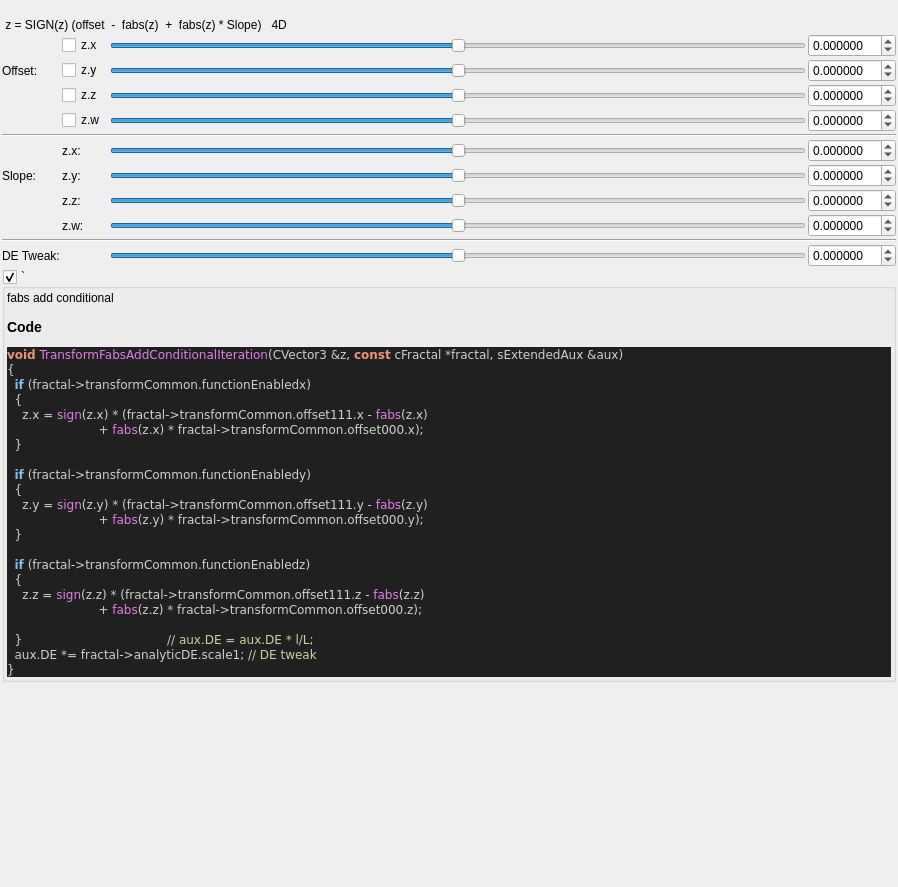
First picture: the form in mandelbulber2/qt_data/fractal_transf_fabs_add_conditional4D.ui, repository buddhi1980/mandelbulber2, before the edit.
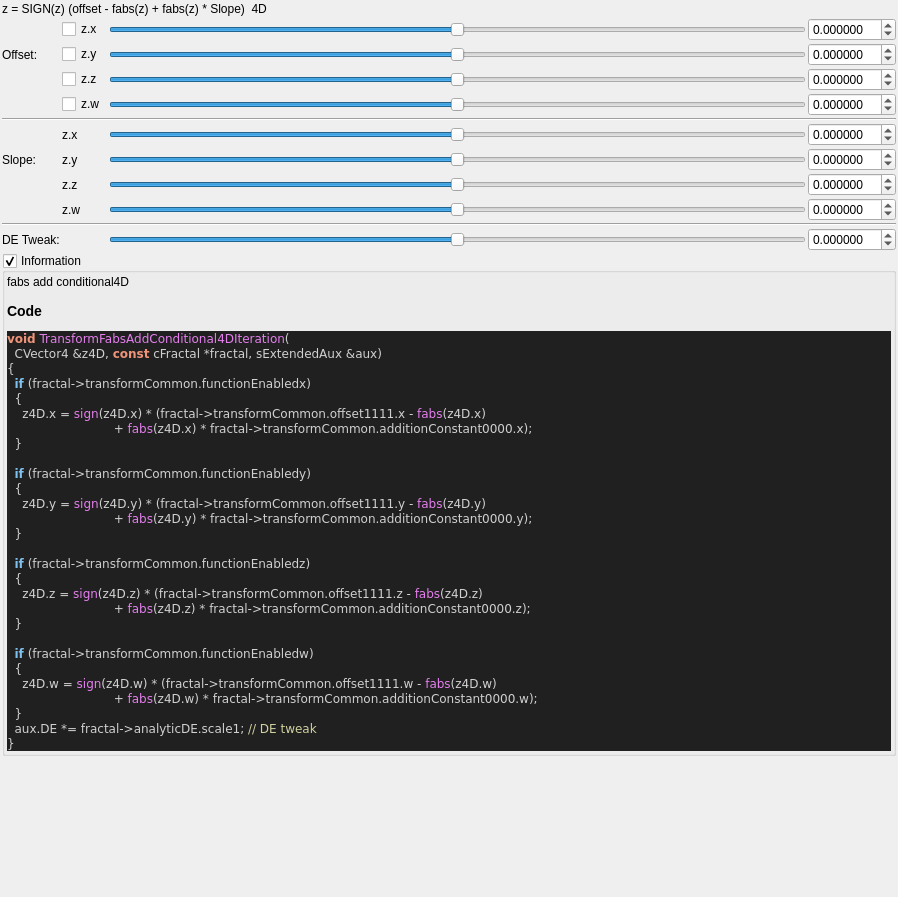
Second picture: the form after the edit. Custom widgets are drawn as their Qt base class.

Commit message:
added unreferenced formula transfFabsAddConditional4D
- added in fractal_list.cpp
- added icon image
- added translateion and refactored ui

now all formulas are present in fractal_list.cpp and all german
translations are present in qt_data_de.ts, qt_data_*.ts are now in a
state, which should be ready for translation in other languages

The edit to the form file:
```diff
--- a/mandelbulber2/qt_data/fractal_transf_fabs_add_conditional4D.ui
+++ b/mandelbulber2/qt_data/fractal_transf_fabs_add_conditional4D.ui
@@ -7,7 +7,7 @@
     <x>0</x>
     <y>0</y>
     <width>898</width>
-    <height>887</height>
+    <height>897</height>
    </rect>
   </property>
   <property name="windowTitle">
@@ -29,20 +29,10 @@
    <property name="bottomMargin">
     <number>2</number>
    </property>
-   <item>
-    <widget class="QLabel" name="label">
-     <property name="toolTip">
-      <string>&lt;html&gt;&lt;head/&gt;&lt;body&gt;&lt;p&gt;&lt;br/&gt;&lt;/p&gt;&lt;/body&gt;&lt;/html&gt;</string>
-     </property>
-     <property name="text">
-      <string/>
-     </property>
-    </widget>
-   </item>
    <item>
     <widget class="QLabel" name="label_133">
      <property name="text">
-      <string> z = SIGN(z) (offset  -  fabs(z)  +  fabs(z) * Slope)   4D</string>
+      <string>z = SIGN(z) (offset - fabs(z) + fabs(z) * Slope)  4D</string>
      </property>
     </widget>
    </item>
@@ -192,14 +182,14 @@
      <item row="4" column="1">
       <widget class="MyCheckBox" name="checkBox_transf_function_enabledy">
        <property name="text">
-        <string>z.y </string>
+        <string notr="true">z.y</string>
        </property>
       </widget>
      </item>
      <item row="10" column="1">
       <widget class="QLabel" name="label_116">
        <property name="text">
-        <string>z.x:</string>
+        <string notr="true">z.x</string>
        </property>
       </widget>
      </item>
@@ -213,7 +203,7 @@
      <item row="12" column="1">
       <widget class="QLabel" name="label_118">
        <property name="text">
-        <string>z.z:</string>
+        <string notr="true">z.z</string>
        </property>
       </widget>
      </item>
@@ -467,7 +457,7 @@
      <item row="13" column="1">
       <widget class="QLabel" name="label_120">
        <property name="text">
-        <string>z.w:</string>
+        <string notr="true">z.w</string>
        </property>
       </widget>
      </item>
@@ -502,7 +492,7 @@
      <item row="11" column="1">
       <widget class="QLabel" name="label_117">
        <property name="text">
-        <string>z.y:</string>
+        <string notr="true">z.y</string>
        </property>
       </widget>
      </item>
@@ -624,7 +614,7 @@
    <item>
     <widget class="MyGroupBox" name="groupCheck_info">
      <property name="title">
-      <string>`</string>
+      <string>Information</string>
      </property>
      <property name="flat">
       <bool>false</bool>
@@ -651,30 +641,36 @@
       <item>
        <widget class="QLabel" name="label_code_content">
         <property name="text">
-         <string>&lt;p&gt;fabs add conditional&lt;/p&gt;&lt;table&gt;
+         <string notr="true">&lt;p&gt;fabs add conditional4D&lt;/p&gt;&lt;table&gt;
 &lt;/table&gt;
 &lt;h3&gt;Code&lt;/h3&gt;
 &lt;body style=&quot;background-color:#202020&quot;&gt;
-&lt;pre style=&quot;color:#d0d0d0; background-color:#202020;  font-family:'Courier New',monospace;&quot;&gt;&lt;span style=&quot;color:#f09479; font-weight:bold&quot;&gt;void&lt;/span&gt; &lt;span style=&quot;color:#e47eed&quot;&gt;TransformFabsAddConditionalIteration&lt;/span&gt;&lt;span style=&quot;color:#d0d0d0&quot;&gt;(&lt;/span&gt;CVector3 &lt;span style=&quot;color:#d0d0d0&quot;&gt;&amp;amp;&lt;/span&gt;z&lt;span style=&quot;color:#d0d0d0&quot;&gt;,&lt;/span&gt; &lt;span style=&quot;color:#f09479; font-weight:bold&quot;&gt;const&lt;/span&gt; cFractal &lt;span style=&quot;color:#d0d0d0&quot;&gt;*&lt;/span&gt;fractal&lt;span style=&quot;color:#d0d0d0&quot;&gt;,&lt;/span&gt; sExtendedAux &lt;span style=&quot;color:#d0d0d0&quot;&gt;&amp;amp;&lt;/span&gt;aux&lt;span style=&quot;color:#d0d0d0&quot;&gt;)&lt;/span&gt;
+&lt;pre style=&quot;color:#d0d0d0; background-color:#202020;  font-family:'Courier New',monospace;&quot;&gt;&lt;span style=&quot;color:#f09479; font-weight:bold&quot;&gt;void&lt;/span&gt; &lt;span style=&quot;color:#e47eed&quot;&gt;TransformFabsAddConditional4DIteration&lt;/span&gt;&lt;span style=&quot;color:#d0d0d0&quot;&gt;(&lt;/span&gt;
+  CVector4 &lt;span style=&quot;color:#d0d0d0&quot;&gt;&amp;amp;&lt;/span&gt;z4D&lt;span style=&quot;color:#d0d0d0&quot;&gt;,&lt;/span&gt; &lt;span style=&quot;color:#f09479; font-weight:bold&quot;&gt;const&lt;/span&gt; cFractal &lt;span style=&quot;color:#d0d0d0&quot;&gt;*&lt;/span&gt;fractal&lt;span style=&quot;color:#d0d0d0&quot;&gt;,&lt;/span&gt; sExtendedAux &lt;span style=&quot;color:#d0d0d0&quot;&gt;&amp;amp;&lt;/span&gt;aux&lt;span style=&quot;color:#d0d0d0&quot;&gt;)&lt;/span&gt;
 &lt;span style=&quot;color:#d0d0d0&quot;&gt;{&lt;/span&gt;
   &lt;span style=&quot;color:#7ec0ee; font-weight:bold&quot;&gt;if&lt;/span&gt; &lt;span style=&quot;color:#d0d0d0&quot;&gt;(&lt;/span&gt;fractal&lt;span style=&quot;color:#d0d0d0&quot;&gt;-&amp;gt;&lt;/span&gt;transformCommon&lt;span style=&quot;color:#d0d0d0&quot;&gt;.&lt;/span&gt;functionEnabledx&lt;span style=&quot;color:#d0d0d0&quot;&gt;)&lt;/span&gt;
   &lt;span style=&quot;color:#d0d0d0&quot;&gt;{&lt;/span&gt;
-    z&lt;span style=&quot;color:#d0d0d0&quot;&gt;.&lt;/span&gt;x &lt;span style=&quot;color:#d0d0d0&quot;&gt;=&lt;/span&gt; &lt;span style=&quot;color:#e47eed&quot;&gt;sign&lt;/span&gt;&lt;span style=&quot;color:#d0d0d0&quot;&gt;(&lt;/span&gt;z&lt;span style=&quot;color:#d0d0d0&quot;&gt;.&lt;/span&gt;x&lt;span style=&quot;color:#d0d0d0&quot;&gt;) * (&lt;/span&gt;fractal&lt;span style=&quot;color:#d0d0d0&quot;&gt;-&amp;gt;&lt;/span&gt;transformCommon&lt;span style=&quot;color:#d0d0d0&quot;&gt;.&lt;/span&gt;offset111&lt;span style=&quot;color:#d0d0d0&quot;&gt;.&lt;/span&gt;x &lt;span style=&quot;color:#d0d0d0&quot;&gt;-&lt;/span&gt; &lt;span style=&quot;color:#e47eed&quot;&gt;fabs&lt;/span&gt;&lt;span style=&quot;color:#d0d0d0&quot;&gt;(&lt;/span&gt;z&lt;span style=&quot;color:#d0d0d0&quot;&gt;.&lt;/span&gt;x&lt;span style=&quot;color:#d0d0d0&quot;&gt;)&lt;/span&gt;
-                        &lt;span style=&quot;color:#d0d0d0&quot;&gt;+&lt;/span&gt; &lt;span style=&quot;color:#e47eed&quot;&gt;fabs&lt;/span&gt;&lt;span style=&quot;color:#d0d0d0&quot;&gt;(&lt;/span&gt;z&lt;span style=&quot;color:#d0d0d0&quot;&gt;.&lt;/span&gt;x&lt;span style=&quot;color:#d0d0d0&quot;&gt;) *&lt;/span&gt; fractal&lt;span style=&quot;color:#d0d0d0&quot;&gt;-&amp;gt;&lt;/span&gt;transformCommon&lt;span style=&quot;color:#d0d0d0&quot;&gt;.&lt;/span&gt;offset000&lt;span style=&quot;color:#d0d0d0&quot;&gt;.&lt;/span&gt;x&lt;span style=&quot;color:#d0d0d0&quot;&gt;);&lt;/span&gt;
+    z4D&lt;span style=&quot;color:#d0d0d0&quot;&gt;.&lt;/span&gt;x &lt;span style=&quot;color:#d0d0d0&quot;&gt;=&lt;/span&gt; &lt;span style=&quot;color:#e47eed&quot;&gt;sign&lt;/span&gt;&lt;span style=&quot;color:#d0d0d0&quot;&gt;(&lt;/span&gt;z4D&lt;span style=&quot;color:#d0d0d0&quot;&gt;.&lt;/span&gt;x&lt;span style=&quot;color:#d0d0d0&quot;&gt;) * (&lt;/span&gt;fractal&lt;span style=&quot;color:#d0d0d0&quot;&gt;-&amp;gt;&lt;/span&gt;transformCommon&lt;span style=&quot;color:#d0d0d0&quot;&gt;.&lt;/span&gt;offset1111&lt;span style=&quot;color:#d0d0d0&quot;&gt;.&lt;/span&gt;x &lt;span style=&quot;color:#d0d0d0&quot;&gt;-&lt;/span&gt; &lt;span style=&quot;color:#e47eed&quot;&gt;fabs&lt;/span&gt;&lt;span style=&quot;color:#d0d0d0&quot;&gt;(&lt;/span&gt;z4D&lt;span style=&quot;color:#d0d0d0&quot;&gt;.&lt;/span&gt;x&lt;span style=&quot;color:#d0d0d0&quot;&gt;)&lt;/span&gt;
+                            &lt;span style=&quot;color:#d0d0d0&quot;&gt;+&lt;/span&gt; &lt;span style=&quot;color:#e47eed&quot;&gt;fabs&lt;/span&gt;&lt;span style=&quot;color:#d0d0d0&quot;&gt;(&lt;/span&gt;z4D&lt;span style=&quot;color:#d0d0d0&quot;&gt;.&lt;/span&gt;x&lt;span style=&quot;color:#d0d0d0&quot;&gt;) *&lt;/span&gt; fractal&lt;span style=&quot;color:#d0d0d0&quot;&gt;-&amp;gt;&lt;/span&gt;transformCommon&lt;span style=&quot;color:#d0d0d0&quot;&gt;.&lt;/span&gt;additionConstant0000&lt;span style=&quot;color:#d0d0d0&quot;&gt;.&lt;/span&gt;x&lt;span style=&quot;color:#d0d0d0&quot;&gt;);&lt;/span&gt;
   &lt;span style=&quot;color:#d0d0d0&quot;&gt;}&lt;/span&gt;
 
   &lt;span style=&quot;color:#7ec0ee; font-weight:bold&quot;&gt;if&lt;/span&gt; &lt;span style=&quot;color:#d0d0d0&quot;&gt;(&lt;/span&gt;fractal&lt;span style=&quot;color:#d0d0d0&quot;&gt;-&amp;gt;&lt;/span&gt;transformCommon&lt;span style=&quot;color:#d0d0d0&quot;&gt;.&lt;/span&gt;functionEnabledy&lt;span style=&quot;color:#d0d0d0&quot;&gt;)&lt;/span&gt;
   &lt;span style=&quot;color:#d0d0d0&quot;&gt;{&lt;/span&gt;
-    z&lt;span style=&quot;color:#d0d0d0&quot;&gt;.&lt;/span&gt;y &lt;span style=&quot;color:#d0d0d0&quot;&gt;=&lt;/span&gt; &lt;span style=&quot;color:#e47eed&quot;&gt;sign&lt;/span&gt;&lt;span style=&quot;color:#d0d0d0&quot;&gt;(&lt;/span&gt;z&lt;span style=&quot;color:#d0d0d0&quot;&gt;.&lt;/span&gt;y&lt;span style=&quot;color:#d0d0d0&quot;&gt;) * (&lt;/span&gt;fractal&lt;span style=&quot;color:#d0d0d0&quot;&gt;-&amp;gt;&lt;/span&gt;transformCommon&lt;span style=&quot;color:#d0d0d0&quot;&gt;.&lt;/span&gt;offset111&lt;span style=&quot;color:#d0d0d0&quot;&gt;.&lt;/span&gt;y &lt;span style=&quot;color:#d0d0d0&quot;&gt;-&lt;/span&gt; &lt;span style=&quot;color:#e47eed&quot;&gt;fabs&lt;/span&gt;&lt;span style=&quot;color:#d0d0d0&quot;&gt;(&lt;/span&gt;z&lt;span style=&quot;color:#d0d0d0&quot;&gt;.&lt;/span&gt;y&lt;span style=&quot;color:#d0d0d0&quot;&gt;)&lt;/span&gt;
-                        &lt;span style=&quot;color:#d0d0d0&quot;&gt;+&lt;/span&gt; &lt;span style=&quot;color:#e47eed&quot;&gt;fabs&lt;/span&gt;&lt;span style=&quot;color:#d0d0d0&quot;&gt;(&lt;/span&gt;z&lt;span style=&quot;color:#d0d0d0&quot;&gt;.&lt;/span&gt;y&lt;span style=&quot;color:#d0d0d0&quot;&gt;) *&lt;/span&gt; fractal&lt;span style=&quot;color:#d0d0d0&quot;&gt;-&amp;gt;&lt;/span&gt;transformCommon&lt;span style=&quot;color:#d0d0d0&quot;&gt;.&lt;/span&gt;offset000&lt;span style=&quot;color:#d0d0d0&quot;&gt;.&lt;/span&gt;y&lt;span style=&quot;color:#d0d0d0&quot;&gt;);&lt;/span&gt;
+    z4D&lt;span style=&quot;color:#d0d0d0&quot;&gt;.&lt;/span&gt;y &lt;span style=&quot;color:#d0d0d0&quot;&gt;=&lt;/span&gt; &lt;span style=&quot;color:#e47eed&quot;&gt;sign&lt;/span&gt;&lt;span style=&quot;color:#d0d0d0&quot;&gt;(&lt;/span&gt;z4D&lt;span style=&quot;color:#d0d0d0&quot;&gt;.&lt;/span&gt;y&lt;span style=&quot;color:#d0d0d0&quot;&gt;) * (&lt;/span&gt;fractal&lt;span style=&quot;color:#d0d0d0&quot;&gt;-&amp;gt;&lt;/span&gt;transformCommon&lt;span style=&quot;color:#d0d0d0&quot;&gt;.&lt;/span&gt;offset1111&lt;span style=&quot;color:#d0d0d0&quot;&gt;.&lt;/span&gt;y &lt;span style=&quot;color:#d0d0d0&quot;&gt;-&lt;/span&gt; &lt;span style=&quot;color:#e47eed&quot;&gt;fabs&lt;/span&gt;&lt;span style=&quot;color:#d0d0d0&quot;&gt;(&lt;/span&gt;z4D&lt;span style=&quot;color:#d0d0d0&quot;&gt;.&lt;/span&gt;y&lt;span style=&quot;color:#d0d0d0&quot;&gt;)&lt;/span&gt;
+                            &lt;span style=&quot;color:#d0d0d0&quot;&gt;+&lt;/span&gt; &lt;span style=&quot;color:#e47eed&quot;&gt;fabs&lt;/span&gt;&lt;span style=&quot;color:#d0d0d0&quot;&gt;(&lt;/span&gt;z4D&lt;span style=&quot;color:#d0d0d0&quot;&gt;.&lt;/span&gt;y&lt;span style=&quot;color:#d0d0d0&quot;&gt;) *&lt;/span&gt; fractal&lt;span style=&quot;color:#d0d0d0&quot;&gt;-&amp;gt;&lt;/span&gt;transformCommon&lt;span style=&quot;color:#d0d0d0&quot;&gt;.&lt;/span&gt;additionConstant0000&lt;span style=&quot;color:#d0d0d0&quot;&gt;.&lt;/span&gt;y&lt;span style=&quot;color:#d0d0d0&quot;&gt;);&lt;/span&gt;
   &lt;span style=&quot;color:#d0d0d0&quot;&gt;}&lt;/span&gt;
 
   &lt;span style=&quot;color:#7ec0ee; font-weight:bold&quot;&gt;if&lt;/span&gt; &lt;span style=&quot;color:#d0d0d0&quot;&gt;(&lt;/span&gt;fractal&lt;span style=&quot;color:#d0d0d0&quot;&gt;-&amp;gt;&lt;/span&gt;transformCommon&lt;span style=&quot;color:#d0d0d0&quot;&gt;.&lt;/span&gt;functionEnabledz&lt;span style=&quot;color:#d0d0d0&quot;&gt;)&lt;/span&gt;
   &lt;span style=&quot;color:#d0d0d0&quot;&gt;{&lt;/span&gt;
-    z&lt;span style=&quot;color:#d0d0d0&quot;&gt;.&lt;/span&gt;z &lt;span style=&quot;color:#d0d0d0&quot;&gt;=&lt;/span&gt; &lt;span style=&quot;color:#e47eed&quot;&gt;sign&lt;/span&gt;&lt;span style=&quot;color:#d0d0d0&quot;&gt;(&lt;/span&gt;z&lt;span style=&quot;color:#d0d0d0&quot;&gt;.&lt;/span&gt;z&lt;span style=&quot;color:#d0d0d0&quot;&gt;) * (&lt;/span&gt;fractal&lt;span style=&quot;color:#d0d0d0&quot;&gt;-&amp;gt;&lt;/span&gt;transformCommon&lt;span style=&quot;color:#d0d0d0&quot;&gt;.&lt;/span&gt;offset111&lt;span style=&quot;color:#d0d0d0&quot;&gt;.&lt;/span&gt;z &lt;span style=&quot;color:#d0d0d0&quot;&gt;-&lt;/span&gt; &lt;span style=&quot;color:#e47eed&quot;&gt;fabs&lt;/span&gt;&lt;span style=&quot;color:#d0d0d0&quot;&gt;(&lt;/span&gt;z&lt;span style=&quot;color:#d0d0d0&quot;&gt;.&lt;/span&gt;z&lt;span style=&quot;color:#d0d0d0&quot;&gt;)&lt;/span&gt;
-                        &lt;span style=&quot;color:#d0d0d0&quot;&gt;+&lt;/span&gt; &lt;span style=&quot;color:#e47eed&quot;&gt;fabs&lt;/span&gt;&lt;span style=&quot;color:#d0d0d0&quot;&gt;(&lt;/span&gt;z&lt;span style=&quot;color:#d0d0d0&quot;&gt;.&lt;/span&gt;z&lt;span style=&quot;color:#d0d0d0&quot;&gt;) *&lt;/span&gt; fractal&lt;span style=&quot;color:#d0d0d0&quot;&gt;-&amp;gt;&lt;/span&gt;transformCommon&lt;span style=&quot;color:#d0d0d0&quot;&gt;.&lt;/span&gt;offset000&lt;span style=&quot;color:#d0d0d0&quot;&gt;.&lt;/span&gt;z&lt;span style=&quot;color:#d0d0d0&quot;&gt;);&lt;/span&gt;
+    z4D&lt;span style=&quot;color:#d0d0d0&quot;&gt;.&lt;/span&gt;z &lt;span style=&quot;color:#d0d0d0&quot;&gt;=&lt;/span&gt; &lt;span style=&quot;color:#e47eed&quot;&gt;sign&lt;/span&gt;&lt;span style=&quot;color:#d0d0d0&quot;&gt;(&lt;/span&gt;z4D&lt;span style=&quot;color:#d0d0d0&quot;&gt;.&lt;/span&gt;z&lt;span style=&quot;color:#d0d0d0&quot;&gt;) * (&lt;/span&gt;fractal&lt;span style=&quot;color:#d0d0d0&quot;&gt;-&amp;gt;&lt;/span&gt;transformCommon&lt;span style=&quot;color:#d0d0d0&quot;&gt;.&lt;/span&gt;offset1111&lt;span style=&quot;color:#d0d0d0&quot;&gt;.&lt;/span&gt;z &lt;span style=&quot;color:#d0d0d0&quot;&gt;-&lt;/span&gt; &lt;span style=&quot;color:#e47eed&quot;&gt;fabs&lt;/span&gt;&lt;span style=&quot;color:#d0d0d0&quot;&gt;(&lt;/span&gt;z4D&lt;span style=&quot;color:#d0d0d0&quot;&gt;.&lt;/span&gt;z&lt;span style=&quot;color:#d0d0d0&quot;&gt;)&lt;/span&gt;
+                            &lt;span style=&quot;color:#d0d0d0&quot;&gt;+&lt;/span&gt; &lt;span style=&quot;color:#e47eed&quot;&gt;fabs&lt;/span&gt;&lt;span style=&quot;color:#d0d0d0&quot;&gt;(&lt;/span&gt;z4D&lt;span style=&quot;color:#d0d0d0&quot;&gt;.&lt;/span&gt;z&lt;span style=&quot;color:#d0d0d0&quot;&gt;) *&lt;/span&gt; fractal&lt;span style=&quot;color:#d0d0d0&quot;&gt;-&amp;gt;&lt;/span&gt;transformCommon&lt;span style=&quot;color:#d0d0d0&quot;&gt;.&lt;/span&gt;additionConstant0000&lt;span style=&quot;color:#d0d0d0&quot;&gt;.&lt;/span&gt;z&lt;span style=&quot;color:#d0d0d0&quot;&gt;);&lt;/span&gt;
+  &lt;span style=&quot;color:#d0d0d0&quot;&gt;}&lt;/span&gt;
 
-  &lt;span style=&quot;color:#d0d0d0&quot;&gt;}&lt;/span&gt;                                      &lt;span style=&quot;color:#d0d0a0&quot;&gt;// aux.DE = aux.DE * l/L;&lt;/span&gt;
+  &lt;span style=&quot;color:#7ec0ee; font-weight:bold&quot;&gt;if&lt;/span&gt; &lt;span style=&quot;color:#d0d0d0&quot;&gt;(&lt;/span&gt;fractal&lt;span style=&quot;color:#d0d0d0&quot;&gt;-&amp;gt;&lt;/span&gt;transformCommon&lt;span style=&quot;color:#d0d0d0&quot;&gt;.&lt;/span&gt;functionEnabledw&lt;span style=&quot;color:#d0d0d0&quot;&gt;)&lt;/span&gt;
+  &lt;span style=&quot;color:#d0d0d0&quot;&gt;{&lt;/span&gt;
+    z4D&lt;span style=&quot;color:#d0d0d0&quot;&gt;.&lt;/span&gt;w &lt;span style=&quot;color:#d0d0d0&quot;&gt;=&lt;/span&gt; &lt;span style=&quot;color:#e47eed&quot;&gt;sign&lt;/span&gt;&lt;span style=&quot;color:#d0d0d0&quot;&gt;(&lt;/span&gt;z4D&lt;span style=&quot;color:#d0d0d0&quot;&gt;.&lt;/span&gt;w&lt;span style=&quot;color:#d0d0d0&quot;&gt;) * (&lt;/span&gt;fractal&lt;span style=&quot;color:#d0d0d0&quot;&gt;-&amp;gt;&lt;/span&gt;transformCommon&lt;span style=&quot;color:#d0d0d0&quot;&gt;.&lt;/span&gt;offset1111&lt;span style=&quot;color:#d0d0d0&quot;&gt;.&lt;/span&gt;w &lt;span style=&quot;color:#d0d0d0&quot;&gt;-&lt;/span&gt; &lt;span style=&quot;color:#e47eed&quot;&gt;fabs&lt;/span&gt;&lt;span style=&quot;color:#d0d0d0&quot;&gt;(&lt;/span&gt;z4D&lt;span style=&quot;color:#d0d0d0&quot;&gt;.&lt;/span&gt;w&lt;span style=&quot;color:#d0d0d0&quot;&gt;)&lt;/span&gt;
+                            &lt;span style=&quot;color:#d0d0d0&quot;&gt;+&lt;/span&gt; &lt;span style=&quot;color:#e47eed&quot;&gt;fabs&lt;/span&gt;&lt;span style=&quot;color:#d0d0d0&quot;&gt;(&lt;/span&gt;z4D&lt;span style=&quot;color:#d0d0d0&quot;&gt;.&lt;/span&gt;w&lt;span style=&quot;color:#d0d0d0&quot;&gt;) *&lt;/span&gt; fractal&lt;span style=&quot;color:#d0d0d0&quot;&gt;-&amp;gt;&lt;/span&gt;transformCommon&lt;span style=&quot;color:#d0d0d0&quot;&gt;.&lt;/span&gt;additionConstant0000&lt;span style=&quot;color:#d0d0d0&quot;&gt;.&lt;/span&gt;w&lt;span style=&quot;color:#d0d0d0&quot;&gt;);&lt;/span&gt;
+  &lt;span style=&quot;color:#d0d0d0&quot;&gt;}&lt;/span&gt;
   aux&lt;span style=&quot;color:#d0d0d0&quot;&gt;.&lt;/span&gt;DE &lt;span style=&quot;color:#d0d0d0&quot;&gt;*=&lt;/span&gt; fractal&lt;span style=&quot;color:#d0d0d0&quot;&gt;-&amp;gt;&lt;/span&gt;analyticDE&lt;span style=&quot;color:#d0d0d0&quot;&gt;.&lt;/span&gt;scale1&lt;span style=&quot;color:#d0d0d0&quot;&gt;;&lt;/span&gt; &lt;span style=&quot;color:#d0d0a0&quot;&gt;// DE tweak&lt;/span&gt;
 &lt;span style=&quot;color:#d0d0d0&quot;&gt;}&lt;/span&gt;
 &lt;/pre&gt;
```
Left out of the diff: 10 changed lines with no effect on the pictures. The commit also changes 8 other files.
